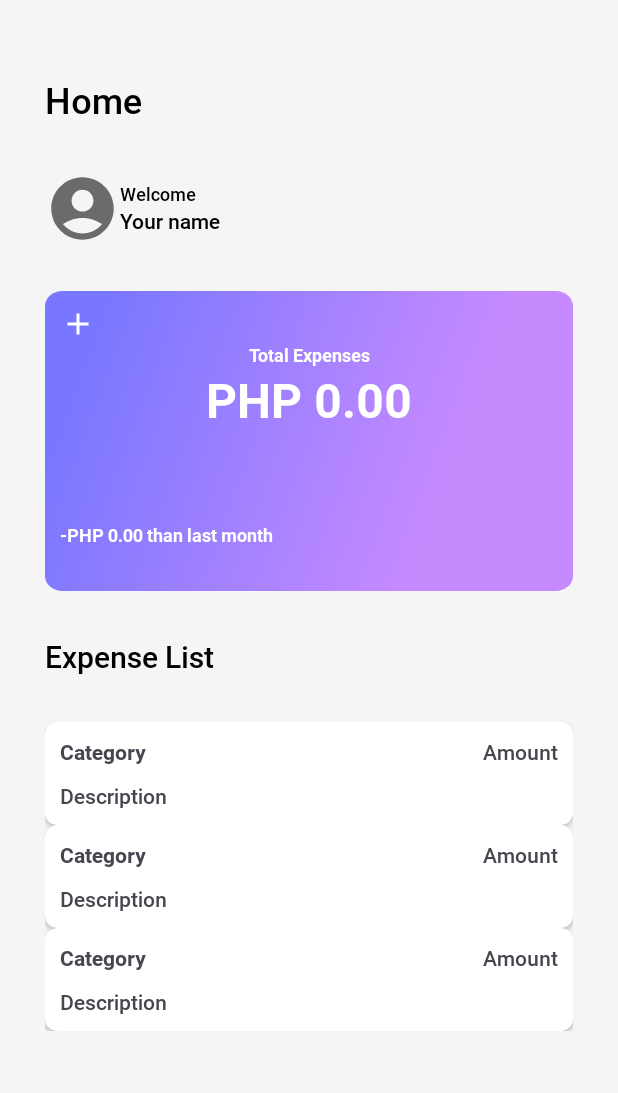
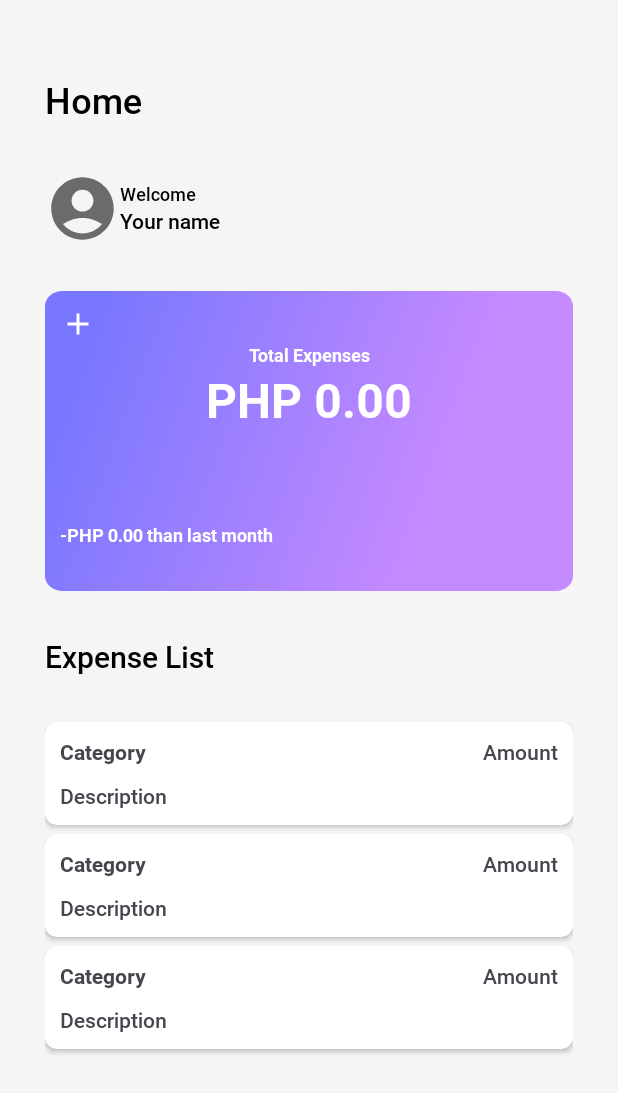
Before and after one commit to Yncy0/MyExpenseApp, an Android app: the layout fragment_home.xml on its own in the app's theme, with its tools: preview values and no code run, on a phone screen of 412 x 824 dp. Shown: the top 1093 px of the screen. Run offline under Robolectric (Android 15) with nearby library versions, the phone set to English and light mode, and no system bars.

Commit message:
fix margin

```diff
--- a/app/src/main/res/layout/layout_expense_list.xml
+++ b/app/src/main/res/layout/layout_expense_list.xml
@@ -6,12 +6,13 @@
     xmlns:app="http://schemas.android.com/apk/res-auto"
     app:cardBackgroundColor="@color/white"
     app:cardCornerRadius="8dp"
-    android:elevation="2dp">
+    android:elevation="2dp"
+    android:layout_marginBottom="6dp">
 
     <LinearLayout
         android:layout_width="match_parent"
         android:layout_height="wrap_content"
-        android:orientation="vertical">
+        android:orientation="horizontal">
         <RelativeLayout
             android:layout_width="match_parent"
             android:layout_height="wrap_content"
```
